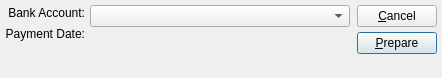
First picture: the form in guiclient/prepareCheckRun.ui, repository discountscott/qt-client, before the edit.
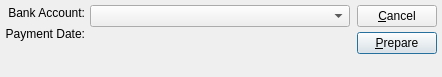
Second picture: the form after the edit. Custom widgets are drawn as their Qt base class.

The edit to the form file:
```diff
--- a/guiclient/prepareCheckRun.ui
+++ b/guiclient/prepareCheckRun.ui
@@ -8,13 +8,13 @@
 is available at www.xtuple.com/CPAL.  By using this software, you agree
 to be bound by its terms.</comment>
  <class>prepareCheckRun</class>
- <widget class="QDialog" name="prepareCheckRun">
-  <property name="geometry">
+ <widget class="QDialog" name="prepareCheckRun" >
+  <property name="geometry" >
    <rect>
     <x>0</x>
     <y>0</y>
     <width>442</width>
-    <height>78</height>
+    <height>77</height>
    </rect>
   </property>
   <property name="windowTitle">
@@ -229,7 +229,7 @@
    </item>
   </layout>
  </widget>
- <layoutdefault spacing="6" margin="11"/>
+ <layoutdefault spacing="6" margin="11" />
  <customwidgets>
   <customwidget>
    <class>DLineEdit</class>
```
Left out of the diff: 206 changed lines with no effect on the pictures.
